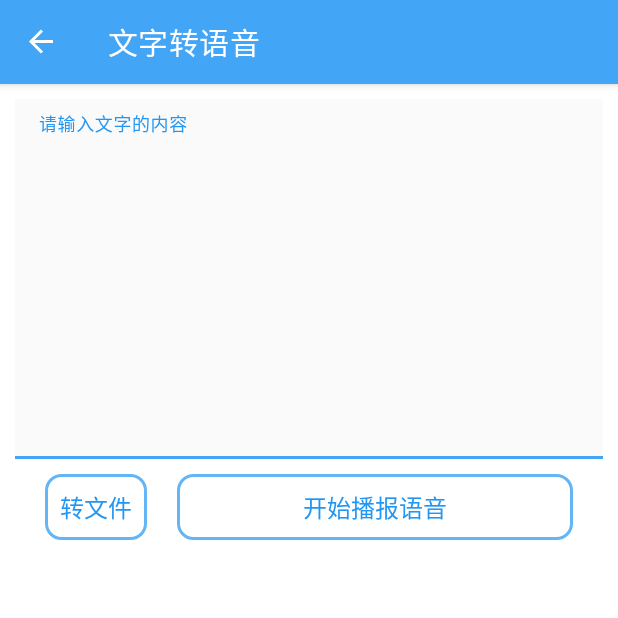
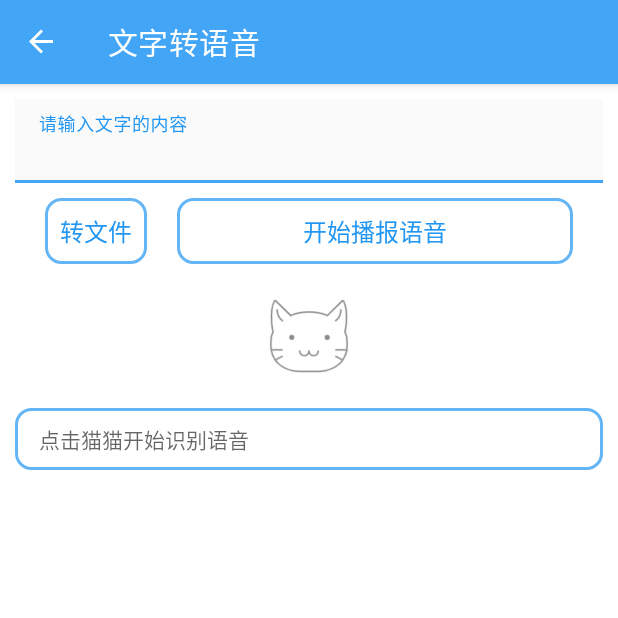
Before and after one commit to MissLavenir/InterstingDemo, an Android app: the TextToSpeak screen opened through its navigation route, on a phone screen of 412 x 824 dp, the top half of it. Run offline under Robolectric (Android 15) with nearby library versions, the phone set to English and light mode, and no system bars; our stand-ins replace navigation-ui; libraries missing offline, so code that uses them is left out: pub.devrel.easypermissions.

Commit message:
增加语音识别功能，小机器人动画，fragment快速打印日志

```diff
--- a/app/src/main/java/com/example/interestingdemo/extensions/Fragment.kt
+++ b/app/src/main/java/com/example/interestingdemo/extensions/Fragment.kt
@@ -1,5 +1,6 @@
 package com.example.interestingdemo.extensions
 
+import android.util.Log
 import android.widget.Toast
 import androidx.fragment.app.Fragment
 
@@ -19,3 +20,11 @@ fun Fragment.toast(string: String){
 fun Fragment.finish(){
     activity?.finish()
 }
+
+fun Fragment.dLog(tag:String, string: String){
+    Log.d("debug_$tag",string)
+}
+
+fun Fragment.eLog(tag:String, string: String){
+    Log.e("debug_$tag",string)
+}
--- /dev/null
+++ b/app/src/main/res/anim/rotate_robot.xml
@@ -0,0 +1,12 @@
+<?xml version="1.0" encoding="utf-8"?>
+<rotate xmlns:android="http://schemas.android.com/apk/res/android">
+
+    <rotate
+        android:fromDegrees="-15"
+        android:toDegrees="15"
+        android:pivotX="50%"
+        android:pivotY="100%"
+        android:visible="true"
+        />
+
+</rotate>
--- a/app/src/main/res/layout/fragment_text_to_speak.xml
+++ b/app/src/main/res/layout/fragment_text_to_speak.xml
@@ -14,7 +14,7 @@
         android:id="@+id/textInputLayout"
         android:layout_width="match_parent"
         android:layout_height="wrap_content"
-        android:hint="请输入文字的内容"
+        android:hint="@string/text_input_text"
         app:endIconMode="clear_text"
         app:hintAnimationEnabled="true"
         app:hintEnabled="true"
@@ -26,7 +26,7 @@
             android:layout_height="wrap_content"
             android:background="@color/grey_50"
             android:gravity="top|start"
-            android:minHeight="240dp"/>
+            />
 
     </com.google.android.material.textfield.TextInputLayout>
 
@@ -75,10 +75,20 @@
 
     </LinearLayout>
 
+    <androidx.appcompat.widget.AppCompatImageView
+        android:id="@+id/ttsAI"
+        android:layout_width="64dp"
+        android:layout_height="64dp"
+        app:srcCompat="@drawable/ic_cat"
+        android:layout_margin="16dp"
+        />
 
-
-
-
-
+    <androidx.appcompat.widget.AppCompatTextView
+        android:id="@+id/getSpeechText"
+        android:layout_width="match_parent"
+        android:layout_height="wrap_content"
+        android:background="@drawable/bg_round_rectangle_stroke_blue"
+        android:hint="@string/text_click_to_start_speech"
+        />
 
 </LinearLayout>
--- a/app/src/main/res/values/strings.xml
+++ b/app/src/main/res/values/strings.xml
@@ -7,7 +7,7 @@
     <string name="get_random">随机数生成器</string>
     <string name="rank_record">可排序记录表</string>
     <string name="get_luck_count">幸运值生成器</string>
-    <string name="text_to_speak">语音生成器</string>
+    <string name="text_to_speak"><![CDATA[语音生成&识别]]></string>
     <string name="qr_code_create_identify"><![CDATA[二维码生成&识别]]></string>
     <string name="mediaOperate">媒体操作</string>
     <string name="text_refresh">刷新</string>
@@ -35,6 +35,8 @@
     <string name="text_right_select">右侧选择框</string>
     <string name="text_get_move_speed">获取滑动速度</string>
     <string name="text_get_location">获取定位</string>
+    <string name="text_input_text">请输入文字的内容</string>
+    <string name="text_click_to_start_speech">点击猫猫开始识别语音</string>
 
     <string-array name="moods">
         <item>低落</item>
```
Also changed, not shown: app/src/main/AndroidManifest.xml (+4 -3 lines), app/src/main/java/com/example/interestingdemo/TextToSpeak.kt (+216 -8 lines), app/src/main/res/layout/recycler_view_unprocessed_data.xml (added, +15 -0 lines), app/src/main/res/drawable/ic_cat.png (added).
